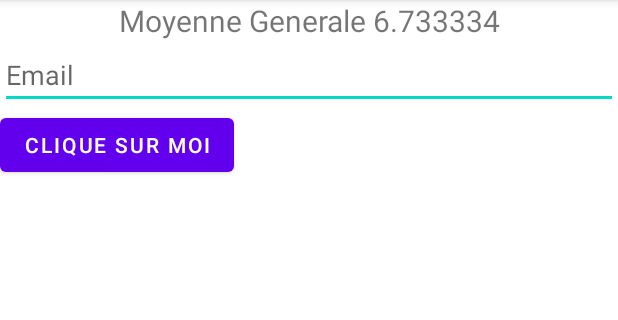
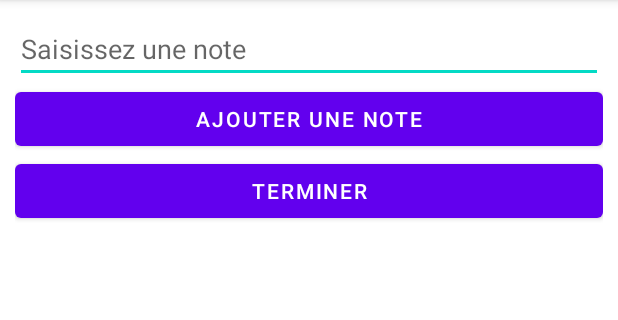
Before and after one commit to Chocolaterie/HCDA_Android, an Android app: the screen it shows after launch (MainActivity), on a phone screen of 412 x 824 dp, the part 84-404 px from its top. Run offline under Robolectric (Android 15) with nearby library versions, the phone set to English and light mode, and no system bars.

```diff
--- a/app/src/main/java/com/example/enidemo/MainActivity.kt
+++ b/app/src/main/java/com/example/enidemo/MainActivity.kt
@@ -9,104 +9,43 @@ import android.widget.TextView
 import kotlin.math.log
 
 class MainActivity : AppCompatActivity() {
-
-
-    fun calculAverage(note1 : Float, note2 : Float, note3 : Float) : Float {
-       return (note1 + note2 + note3) / 3.0f;
-    }
-
-    fun correctionWithoutTableau(){
-        // Mettre notes en dur
-        // Notes math
-        var noteMath1 = 12.0f
-        var noteMath2 = 8.0f
-        var noteMath3 = 0.2f
-
-        // Notes français
-        var noteFrancais1 = 12.0f
-        var noteFrancais2 = 8.0f
-        var noteFrancais3 = 0.2f
-
-        // Notes sports
-        var noteSport1 = 12.0f
-        var noteSport2 = 8.0f
-        var noteSport3 = 0.2f
-
-
-        // Calculer la moyenne de chaques matières
-        val averageMath = calculAverage(noteMath1, noteMath2, noteMath3);
-        val averageFrancais = calculAverage(noteFrancais1, noteFrancais2, noteFrancais3);
-        val averageSport = calculAverage(noteSport1, noteSport2, noteSport3);
-
-        // Calculer moyenne general (deux manières)
-        val averageGeneral = (averageMath + averageFrancais + averageSport) / 3
-        val averageGeneralVersion2 = calculAverage(averageMath, averageFrancais, averageSport);
-
-        // Affiche la moyenne generale avec println
-        println(String.format("EniDemoTp : Moyenne Generale %f", averageGeneral))
-    }
-
-    fun calculAverageTableau(notes : Array<Float>) : Float {
-        // Additionner toute les notes
-        var sum = 0.0f
-        for (note in notes){
-            sum += note;
-        }
-        // Diviser la somme des notes par le nombre de notes
-        return sum / notes.size;
-    }
-
-    fun correctionWithTableau(){
-        // Mettre notes en dur
-        // Notes math
-        var mathGrades : Array<Float> = arrayOf(12.0f, 8.0f, 0.2f) // Array<Float>
-
-        // Notes français
-        var francaisGrades : Array<Float> = arrayOf(12.0f, 8.0f, 0.2f) // Array<Float>
-
-        // Notes sports
-        var sportGrades : Array<Float> = arrayOf(12.0f, 8.0f, 0.2f) // Array<Float>
-
-        // Calculer la moyenne de chaques matières
-        // Un autre manière de faire est d'appeler une méthode déjà existante sur kotlin "average" dans un Array
-        // example :
-        /*
-        val averageMath = mathGrades.average()
-        val averageFrancais = francaisGrades.average()
-        val averageSport = sportGrades.average()
-        */
-        val averageMath = calculAverageTableau(mathGrades);
-        val averageFrancais = calculAverageTableau(francaisGrades);
-        val averageSport = calculAverageTableau(sportGrades);
-
-        // Calculer moyenne general (deux manières)
-        val averageGeneral = (averageMath + averageFrancais + averageSport) / 3
-        val averageGeneralVersion2 = calculAverage(averageMath, averageFrancais, averageSport);
-
-        // Affiche la moyenne generale avec println
-
-        // Récupérer le composant TextView
-        var tvMoyenne = findViewById<TextView>(R.id.tv_moyenne)
-
-        // Changer le texte du TextView récupéré
-        tvMoyenne.text = String.format("Moyenne Generale %f", averageGeneral)
-    }
+    // Liste de note
+    var notes = arrayListOf<Float>()
 
     override fun onCreate(savedInstanceState: Bundle?) {
         super.onCreate(savedInstanceState)
         setContentView(R.layout.activity_main)
-
-        // La version sans tableau
-        // correctionWithoutTableau();
-        correctionWithTableau();
     }
 
-    // Lors du clique d'un bouton
-    fun OnClickButton(view: View) {
-        // Je récupère le champ de saisie
-        var edtEmail = findViewById<EditText>(R.id.edt_email)
+    // Lorsque j'ajoute une note
+    fun OnAddNote(view: View) {
+        // récuperer le champ edit text
+        var edtNote = findViewById<EditText>(R.id.edt_note)
+        // récupérer la valeur du champ en tant que float
+        var note = edtNote.text.toString().toFloat()
 
-        // Récupérer et afficher la valeur textuelle d'un edit text
-        println(edtEmail.text)
+        // ajouter la note dans la liste
+        notes.add(note)
+
+        // vider le champ
+        edtNote.setText("")
+
+        println(notes)
     }
+
+    // Quand je clique sur le bouton terminer
+    fun onClickEnd(view: View) {
+        // je calcul la moyenne
+        val averageNote = notes.average()
+
+        // je recupère le TextView
+        var tvAverageNote = findViewById<TextView>(R.id.tv_averageNote)
+
+        // modifier le text du TextView pour afficher la moyenne
+        tvAverageNote.text = String.format("La moyenne est : %f", averageNote);
+
+        // reset
+        notes.clear()
+    }
+
 }
--- a/app/src/main/res/layout/activity_main.xml
+++ b/app/src/main/res/layout/activity_main.xml
@@ -7,27 +7,43 @@
     android:orientation="vertical"
     tools:context=".MainActivity">
 
-    <TextView
-        android:id="@+id/tv_moyenne"
+    <LinearLayout
         android:layout_width="match_parent"
-        android:layout_height="wrap_content"
-        android:textAlignment="center"
-        android:textSize="20dp"
-        android:text="" />
+        android:layout_height="match_parent"
+        android:orientation="vertical"
+        android:padding="10dp">
 
-    <EditText
-        android:id="@+id/edt_email"
-        android:layout_width="match_parent"
-        android:layout_height="wrap_content"
-        android:inputType="number"
-        android:hint="Email"
-        />
+        <EditText
+            android:id="@+id/edt_note"
+            android:layout_width="match_parent"
+            android:layout_height="wrap_content"
+            android:hint="Saisissez une note"
+            android:inputType="numberDecimal"
+            />
 
-    <Button
-        android:layout_width="wrap_content"
-        android:layout_height="wrap_content"
-        android:text="Clique sur moi"
-        android:onClick="OnClickButton"
-        />
+        <Button
+            android:layout_width="match_parent"
+            android:layout_height="wrap_content"
+            android:text="Ajouter une note"
+            android:onClick="OnAddNote"
+            />
 
+        <Button
+            android:layout_width="match_parent"
+            android:layout_height="wrap_content"
+            android:text="Terminer"
+            android:onClick="onClickEnd"
+            />
+
+        <TextView
+            android:id="@+id/tv_averageNote"
+            android:layout_width="match_parent"
+            android:layout_height="wrap_content"
+            android:textAlignment="center"
+            android:textSize="20dp"
+            android:padding="10dp"
+            android:text=""
+            />
+
+    </LinearLayout>
 </LinearLayout>
```
Also changed, not shown: 1 other file.
